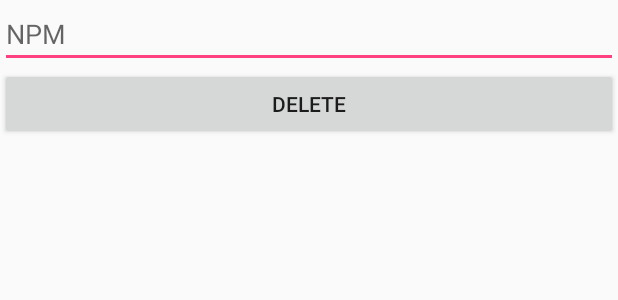
After one commit to TrioEdan/CrudAndroidVolley, an Android app: the layout activity_delete.xml on its own in the app's theme, with its tools: preview values and no code run, on a phone screen of 412 x 824 dp. The commit adds this screen. Shown: the top 300 px of the screen. Run offline under Robolectric (Android 15) with nearby library versions, the phone set to English and light mode, and no system bars; network calls fail.

Commit message:
Final CRUD

```diff
--- a/app/src/main/AndroidManifest.xml
+++ b/app/src/main/AndroidManifest.xml
@@ -21,7 +21,8 @@
                 <category android:name="android.intent.category.LAUNCHER" />
             </intent-filter>
         </activity>
-        <activity android:name=".InsertData"></activity>
+        <activity android:name=".InsertData" />
+        <activity android:name=".Delete"></activity>
     </application>
 
 </manifest>
--- a/app/src/main/java/com/example/muhammadadam/crudandroidvolley/Util/ServerAPI.java
+++ b/app/src/main/java/com/example/muhammadadam/crudandroidvolley/Util/ServerAPI.java
@@ -1,6 +1,8 @@
 package com.example.muhammadadam.crudandroidvolley.Util;
 
 public class ServerAPI {
-    public static final String URL_DATA = "http://192.168.100.3/crud_android/view_data.php";
-    public static final String URL_INSERT = "http://192.168.100.3/crud_android/create_data.php";
+    public static final String URL_DATA = "http://192.168.100.78/crud_android/view_data.php";
+    public static final String URL_INSERT = "http://192.168.100.78/crud_android/create_data.php";
+    public static final String URL_DELETE = "http://192.168.100.78/crud_android/delete_data.php";
+    public static final String URL_UPDATE = "http://192.168.100.78/crud_android/update_data.php";
 }
--- /dev/null
+++ b/app/src/main/res/layout/activity_delete.xml
@@ -0,0 +1,23 @@
+<?xml version="1.0" encoding="utf-8"?>
+<LinearLayout xmlns:android="http://schemas.android.com/apk/res/android"
+    xmlns:app="http://schemas.android.com/apk/res-auto"
+    xmlns:tools="http://schemas.android.com/tools"
+    android:layout_width="match_parent"
+    android:layout_height="match_parent"
+    android:orientation="vertical"
+    tools:context=".Delete">
+
+
+    <EditText
+        android:layout_width="match_parent"
+        android:layout_height="wrap_content"
+        android:hint="NPM"
+        android:id="@+id/npm_param"/>
+
+    <Button
+        android:layout_width="match_parent"
+        android:layout_height="wrap_content"
+        android:text="Delete"
+        android:id="@+id/delete"/>
+
+</LinearLayout>
```
Also changed, not shown: app/src/main/java/com/example/muhammadadam/crudandroidvolley/Adapter/AdapterData.java (+19 -1 lines), app/src/main/java/com/example/muhammadadam/crudandroidvolley/Delete.java (added, +83 -0 lines), app/src/main/java/com/example/muhammadadam/crudandroidvolley/InsertData.java (+59 -1 lines), app/src/main/java/com/example/muhammadadam/crudandroidvolley/MainActivity.java (+7 -0 lines).
